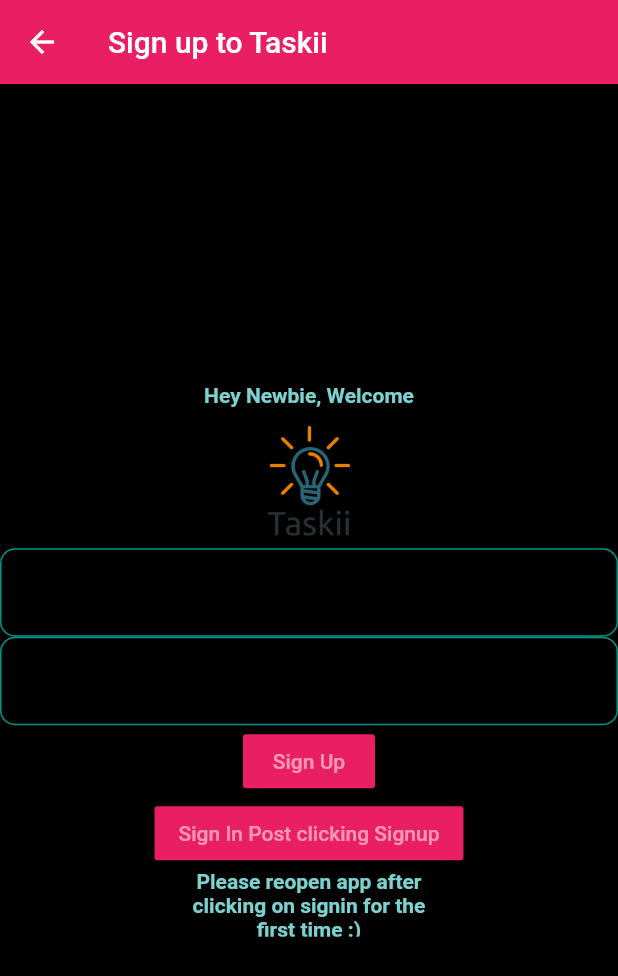
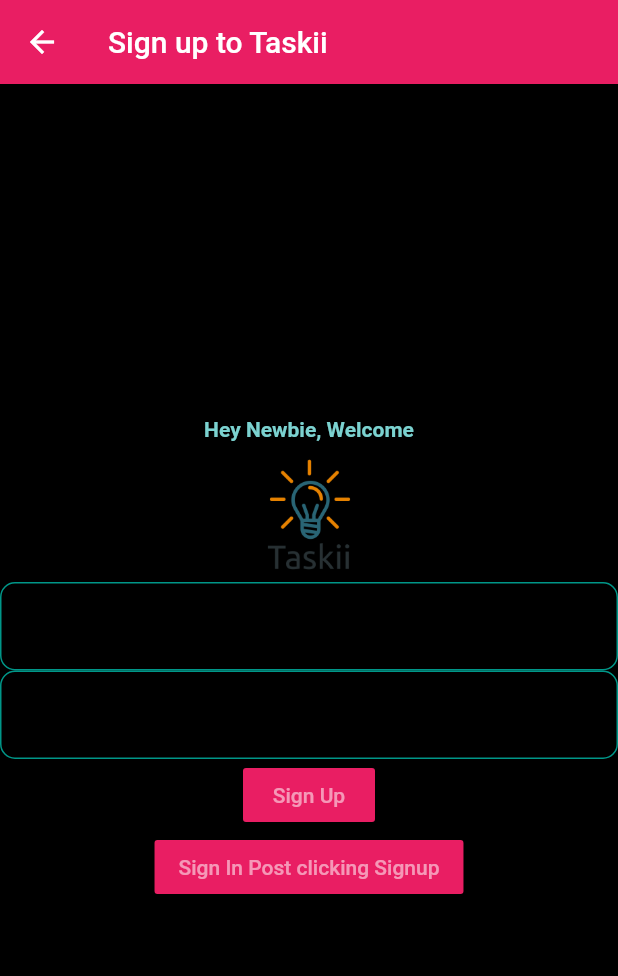
Before and after one commit to dhruv-mehrotra/Taskii-app, a Flutter app: the SignUpPage screen opened directly, on a phone screen of 412 x 824 dp. Shown: the top 976 px of the screen. Run offline on Flutter 3.47's test engine with Material 2 defaults, Android fonts, the phone set to English and light mode, and no system bars; our stand-ins replace cloud_firestore, firebase_auth, firebase_core, flutter_slidable; accounts and stored records are empty.

Commit message:
Bug Fix 2

```diff
--- a/lib/signup_page.dart
+++ b/lib/signup_page.dart
@@ -109,11 +109,6 @@ class SignUpPage extends StatelessWidget {
                 },
                 child: Text("Sign In Post clicking Signup"),
               ),
-              new SizedBox(
-                width: 180.0,
-                height: 45,
-                child: new Text('Please reopen app after clicking on signin for the first time :)', textAlign: TextAlign.center,),
-              ),
             ],
           ),
         );
```
